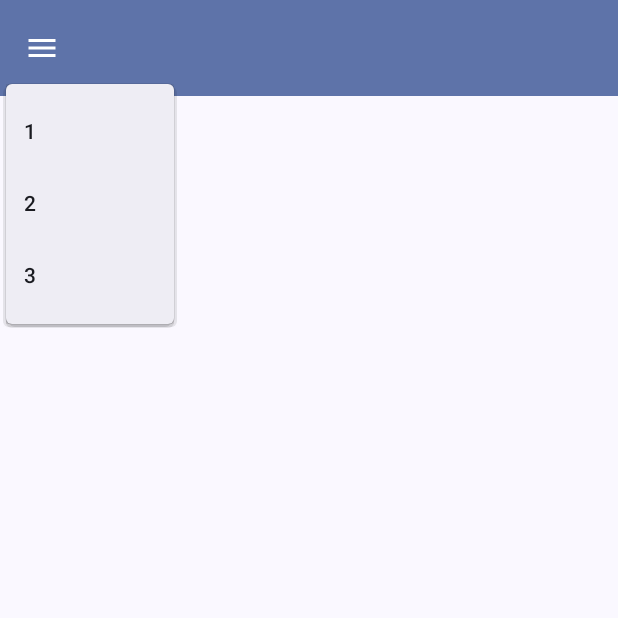
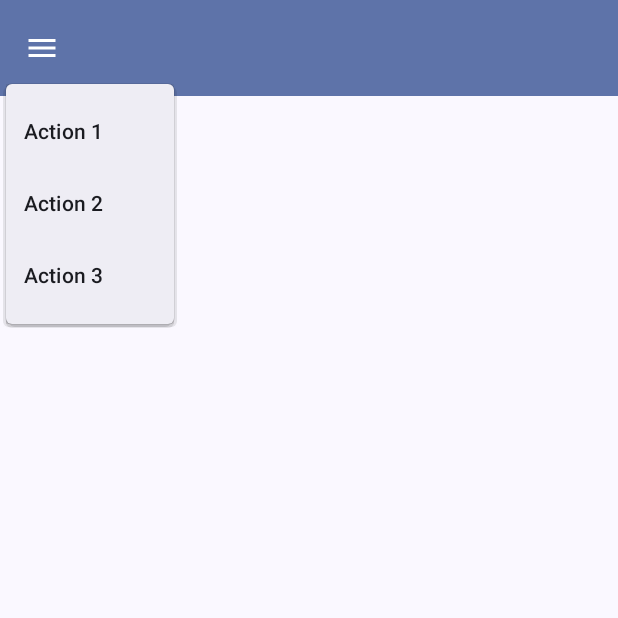
Before and after one commit to Enrico-100/cards-storage, an Android app built with Jetpack Compose: the composable MyTopAppBar called with empty values, after a tap on "Main navigation menu", on a phone screen of 412 x 824 dp, the top half of it. Run offline under Robolectric (Android 15) with nearby library versions, the phone set to English and light mode, and no system bars.

Commit message:
made the dropdown menu work and added to the title the option to click it

```diff
--- /dev/null
+++ b/app/src/main/java/com/example/cards_app/DropdownAction.kt
@@ -0,0 +1,6 @@
+package com.example.cards_app
+
+data class DropdownAction(
+    val title: String,
+    val onClick: () -> Unit
+)
--- a/app/src/main/java/com/example/cards_app/MainActivity.kt
+++ b/app/src/main/java/com/example/cards_app/MainActivity.kt
@@ -1,10 +1,12 @@
 package com.example.cards_app
 
 import android.os.Bundle
+import android.widget.Toast
 import androidx.activity.ComponentActivity
 import androidx.activity.compose.setContent
 import androidx.activity.enableEdgeToEdge
 import androidx.compose.foundation.Image
+import androidx.compose.foundation.clickable
 import androidx.compose.foundation.layout.Box
 import androidx.compose.foundation.layout.Column
 import androidx.compose.foundation.layout.fillMaxSize
@@ -30,6 +32,7 @@ import androidx.compose.runtime.mutableStateOf
 import androidx.compose.runtime.remember
 import androidx.compose.runtime.setValue
 import androidx.compose.ui.Modifier
+import androidx.compose.ui.platform.LocalContext
 import androidx.compose.ui.res.painterResource
 import androidx.compose.ui.tooling.preview.Preview
 import androidx.compose.ui.unit.dp
@@ -80,10 +83,17 @@ class MainActivity : ComponentActivity() {
 @Composable
 fun MyTopAppBar(title: String, modifier: Modifier = Modifier) {
     var showDropdownMenu by remember { mutableStateOf(false) }
-    //val dropdownMenuItems: List<DropdownAction> = emptyList(): List<DropdownAction>
+    val context = LocalContext.current
+    val dropdownMenuItems: List<DropdownAction> = listOf(
+        DropdownAction("Action 1") { Toast.makeText(context, "Action 1 clicked", Toast.LENGTH_SHORT).show() },
+        DropdownAction("Action 2") { Toast.makeText(context, "Action 2 clicked", Toast.LENGTH_SHORT).show() },
+        DropdownAction("Action 3") { Toast.makeText(context, "Action 3 clicked", Toast.LENGTH_SHORT).show() }
+    )
     TopAppBar(
         title = { Text(text = title) },
-        modifier = modifier,
+        modifier = modifier.clickable(
+            onClick = { showDropdownMenu = !showDropdownMenu }
+        ),
         navigationIcon = {
             Box {
                 IconButton(
@@ -98,13 +108,13 @@ fun MyTopAppBar(title: String, modifier: Modifier = Modifier) {
                     expanded = showDropdownMenu,
                     onDismissRequest = { showDropdownMenu = false },
                 ) {
-                    val dropdownMenuItems = listOf("1", "2", "3")
+//                    val dropdownMenuItems = listOf("1", "2", "3")
                     dropdownMenuItems.forEach { actionItem ->
                         DropdownMenuItem(
-                            //text = { Text(actionItem.title) },
-                            text = { Text(actionItem) },
+                            text = { Text(actionItem.title) },
+//                            text = { Text(actionItem) },
                             onClick = {
-                                //actionItem.onClick()
+                                actionItem.onClick()
                                 showDropdownMenu = false
                             }
                         )
```
